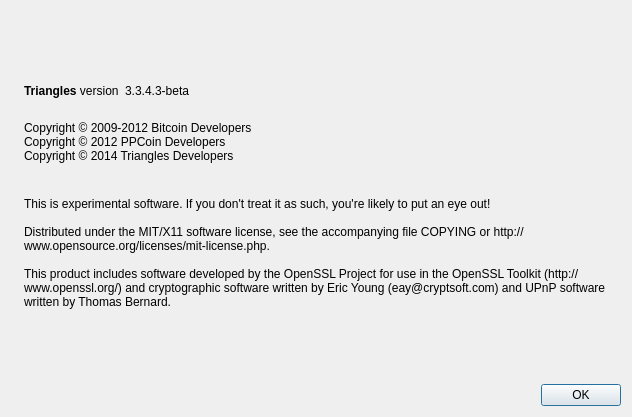
Old version of the form src/qt/forms/aboutdialog.ui in the repository wurstgelee/triangles.
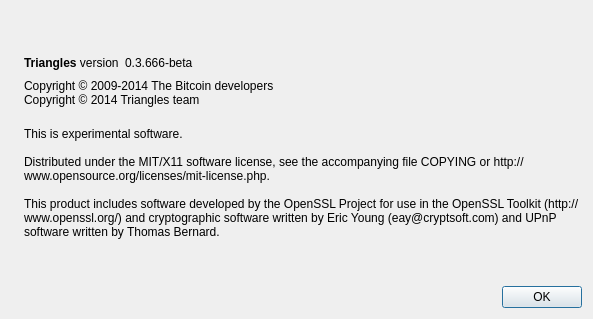
New version of the form. Icons and pictures are not drawn.

Patch:
```diff
--- a/src/qt/forms/aboutdialog.ui
+++ b/src/qt/forms/aboutdialog.ui
@@ -6,8 +6,8 @@
    <rect>
     <x>0</x>
     <y>0</y>
-    <width>632</width>
-    <height>417</height>
+    <width>593</width>
+    <height>319</height>
    </rect>
   </property>
   <property name="windowTitle">
@@ -50,7 +50,7 @@
           <cursorShape>IBeamCursor</cursorShape>
          </property>
          <property name="text">
-          <string>&lt;html&gt;&lt;head/&gt;&lt;body&gt;&lt;p&gt;&lt;span style=&quot; font-weight:600;&quot;&gt;Triangles&lt;/span&gt; version&lt;/p&gt;&lt;/body&gt;&lt;/html&gt;</string>
+          <string>&lt;b&gt;Triangles&lt;/b&gt; version</string>
          </property>
          <property name="textInteractionFlags">
           <set>Qt::LinksAccessibleByMouse|Qt::TextSelectableByKeyboard|Qt::TextSelectableByMouse</set>
@@ -63,7 +63,7 @@
           <cursorShape>IBeamCursor</cursorShape>
          </property>
          <property name="text">
-          <string notr="true">3.3.4.3-beta</string>
+          <string notr="true">0.3.666-beta</string>
          </property>
          <property name="textInteractionFlags">
           <set>Qt::LinksAccessibleByMouse|Qt::TextSelectableByKeyboard|Qt::TextSelectableByMouse</set>
@@ -91,11 +91,8 @@
         <cursorShape>IBeamCursor</cursorShape>
        </property>
        <property name="text">
-        <string>
-Copyright © 2009-2012 Bitcoin Developers
-Copyright © 2012 PPCoin Developers
-Copyright © 2014 Triangles Developers
-</string>
+        <string>Copyright © 2009-2014 The Bitcoin developers
+Copyright © 2014 Triangles team</string>
        </property>
        <property name="textInteractionFlags">
         <set>Qt::LinksAccessibleByMouse|Qt::TextSelectableByKeyboard|Qt::TextSelectableByMouse</set>
@@ -109,7 +106,7 @@
        </property>
        <property name="text">
         <string>
-This is experimental software. If you don't treat it as such, you're likely to put an eye out!
+This is experimental software.
 
 Distributed under the MIT/X11 software license, see the accompanying file COPYING or http://www.opensource.org/licenses/mit-license.php.
 
```
Left out of the diff: 14 changed lines with no effect on the pictures.
